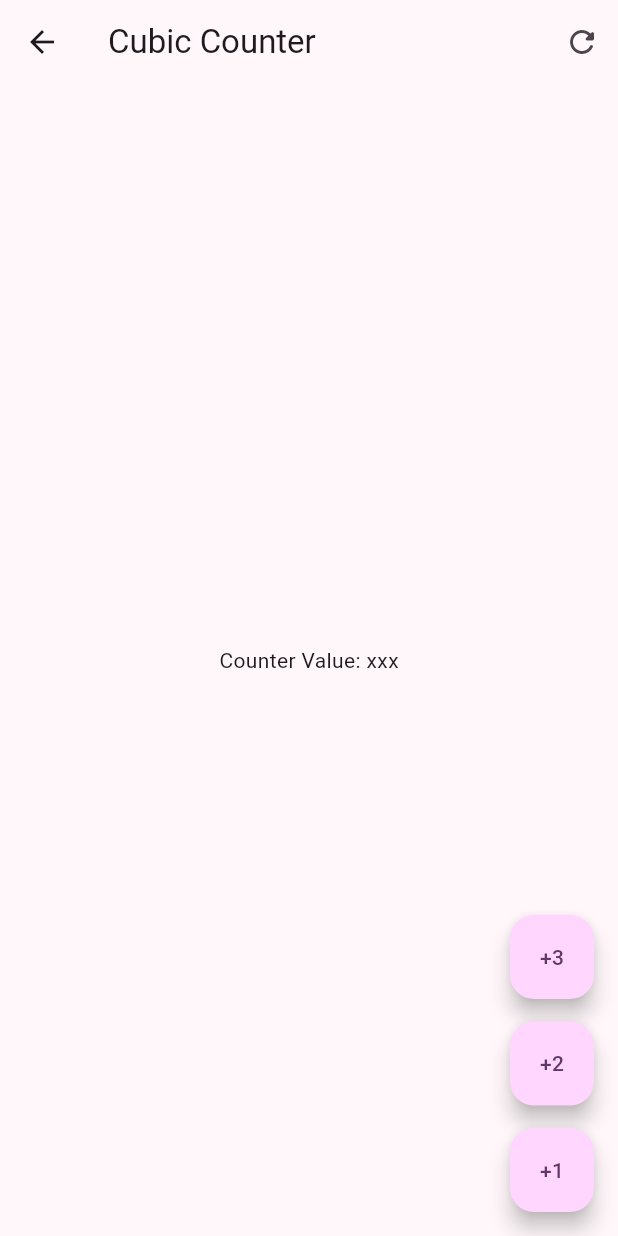
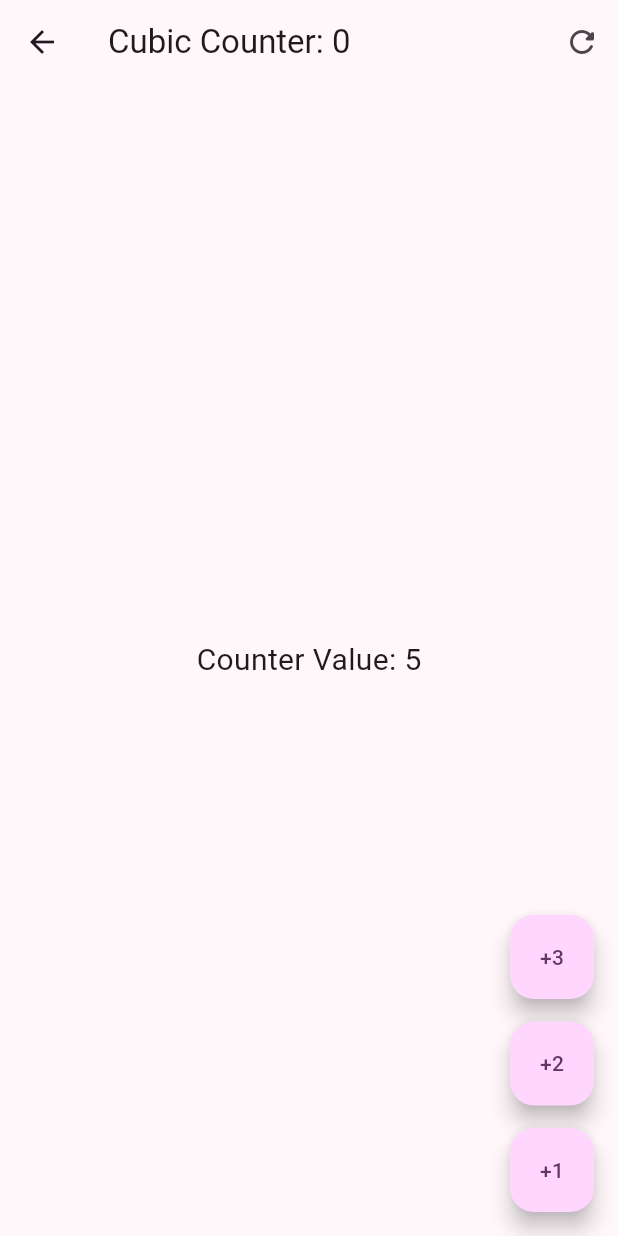
Before and after one commit to isamed92/flutterformsapp, a Flutter app: the screen it shows after launch, after a tap on "Cubics", on a phone screen of 412 x 824 dp. Run offline on Flutter 3.47's test engine with Material 2 defaults, Android fonts, the phone set to English and light mode, and no system bars; our stand-ins replace equatable, flutter_bloc, go_router.

Commit message:
cubit implemented

```diff
--- /dev/null
+++ b/lib/presentation/blocs/counter_cubic/counter_state.dart
@@ -0,0 +1,15 @@
+part of 'counter_cubit.dart';
+
+class CounterState extends Equatable {
+  final int counter;
+  final int transactionCount;
+
+  const CounterState({required this.counter, required this.transactionCount});
+
+  copyWith({int? counter, int? transactionCount}) => CounterState(
+      counter: counter ?? this.counter,
+      transactionCount: transactionCount ?? this.transactionCount);
+
+  @override
+  List<Object> get props => [counter, transactionCount];
+}
--- a/lib/presentation/screens/cubic_counter_screen.dart
+++ b/lib/presentation/screens/cubic_counter_screen.dart
@@ -1,22 +1,51 @@
 import 'package:flutter/material.dart';
+import 'package:flutter_bloc/flutter_bloc.dart';
+import 'package:forms_app/presentation/blocs/counter_cubic/counter_cubit.dart';
 
 class CubicCounterScreen extends StatelessWidget {
   const CubicCounterScreen({super.key});
 
   @override
   Widget build(BuildContext context) {
+    return BlocProvider(
+        create: (_) => CounterCubit(), child: const _CubitCounterView());
+  }
+}
+
+class _CubitCounterView extends StatelessWidget {
+  const _CubitCounterView();
+
+  @override
+  Widget build(BuildContext context) {
+    // final counterState = context.watch<CounterCubit>().state;
+    final cubitActions = context.read<CounterCubit>();
+
     return Scaffold(
       appBar: AppBar(
-        title: const Text('Cubic Counter'),
+        // title: Text('Cubic Counter: ${counterState.transactionCount}'),
+        title: context.select((CounterCubit cubit) {
+          return Text('Cubic Counter: ${cubit.state.transactionCount}');
+        }),
         actions: [
-          IconButton(onPressed: () {}, icon: const Icon(Icons.refresh_rounded))
+          IconButton(
+              onPressed: () => cubitActions.reset(),
+              icon: const Icon(Icons.refresh_rounded))
         ],
       ),
-      body: const Center(child: Text('Counter Value: xxx')),
+      body: Center(child: BlocBuilder<CounterCubit, CounterState>(
+        // buildWhen: (previous, current) => current.counter != previous.counter,
+        builder: (context, state) {
+          // print('counter cambio');
+          return Text(
+            'Counter Value: ${state.counter}',
+            style: const TextStyle(fontSize: 20),
+          );
+        },
+      )),
       floatingActionButton:
           Column(mainAxisAlignment: MainAxisAlignment.end, children: [
         FloatingActionButton(
-          onPressed: () {},
+          onPressed: () => cubitActions.increaseBy(3),
           heroTag: '1',
           child: const Text('+3'),
         ),
@@ -24,7 +53,7 @@ class CubicCounterScreen extends StatelessWidget {
           height: 15,
         ),
         FloatingActionButton(
-          onPressed: () {},
+          onPressed: () => cubitActions.increaseBy(2),
           heroTag: '2',
           child: const Text('+2'),
         ),
@@ -32,7 +61,7 @@ class CubicCounterScreen extends StatelessWidget {
           height: 15,
         ),
         FloatingActionButton(
-          onPressed: () {},
+          onPressed: () => cubitActions.increaseBy(1),
           heroTag: '3',
           child: const Text('+1'),
         ),
--- a/pubspec.yaml
+++ b/pubspec.yaml
@@ -7,8 +7,10 @@ environment:
   sdk: '>=3.1.0-48.0.dev <4.0.0'
 
 dependencies:
+  equatable: ^2.0.5
   flutter:
     sdk: flutter
+  flutter_bloc: ^8.1.2
   go_router: ^7.0.0
 
 dev_dependencies:
```
Also changed, not shown: lib/presentation/blocs/counter_cubic/counter_cubit.dart (added, +17 -0 lines), pubspec.lock.
